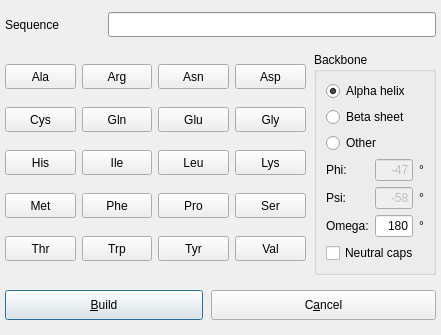
Qt form source/VIEW/DIALOGS/peptideDialog.ui (BALL-Project/ball) before a commit.
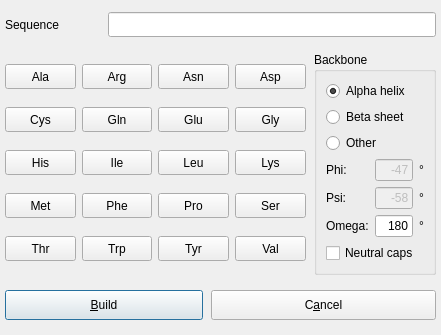
The same form after that commit.

Commit message: feat(999.42/02): strip <palette> blocks from 7 dialogs (Handover §1.1)

```diff
--- a/source/VIEW/DIALOGS/peptideDialog.ui
+++ b/source/VIEW/DIALOGS/peptideDialog.ui
@@ -556,475 +556,6 @@
        <height>25</height>
       </size>
      </property>
-     <property name="palette">
-      <palette>
-       <active>
-        <colorrole role="WindowText">
-         <brush brushstyle="SolidPattern">
-          <color alpha="255">
-           <red>0</red>
-           <green>0</green>
-           <blue>0</blue>
-          </color>
-         </brush>
-        </colorrole>
-        <colorrole role="Button">
-         <brush brushstyle="SolidPattern">
-          <color alpha="255">
-           <red>220</red>
-           <green>220</green>
-           <blue>220</blue>
-          </color>
-         </brush>
-        </colorrole>
-        <colorrole role="Light">
-         <brush brushstyle="SolidPattern">
-          <color alpha="255">
-           <red>255</red>
-           <green>255</green>
-           <blue>255</blue>
-          </color>
-         </brush>
-        </colorrole>
-        <colorrole role="Midlight">
-         <brush brushstyle="SolidPattern">
-          <color alpha="255">
-           <red>237</red>
-           <green>237</green>
-           <blue>237</blue>
-          </color>
-         </brush>
-        </colorrole>
-        <colorrole role="Dark">
-         <brush brushstyle="SolidPattern">
-          <color alpha="255">
-           <red>110</red>
-           <green>110</green>
-           <blue>110</blue>
-          </color>
-         </brush>
-        </colorrole>
-        <colorrole role="Mid">
-         <brush brushstyle="SolidPattern">
-          <color alpha="255">
-           <red>146</red>
-           <green>146</green>
-           <blue>146</blue>
-          </color>
-         </brush>
-        </colorrole>
-        <colorrole role="Text">
-         <brush brushstyle="SolidPattern">
-          <color alpha="255">
-           <red>0</red>
-           <green>0</green>
-           <blue>0</blue>
-          </color>
-         </brush>
-        </colorrole>
-        <colorrole role="BrightText">
-         <brush brushstyle="SolidPattern">
-          <color alpha="255">
-           <red>255</red>
-           <green>255</green>
-           <blue>255</blue>
-          </color>
-         </brush>
-        </colorrole>
-        <colorrole role="ButtonText">
-         <brush brushstyle="SolidPattern">
-          <color alpha="255">
-           <red>0</red>
-           <green>0</green>
-           <blue>0</blue>
-          </color>
-         </brush>
-        </colorrole>
-        <colorrole role="Base">
-         <brush brushstyle="SolidPattern">
-          <color alpha="255">
-           <red>255</red>
-           <green>255</green>
-           <blue>255</blue>
-          </color>
-         </brush>
-        </colorrole>
-        <colorrole role="Window">
-         <brush brushstyle="SolidPattern">
-          <color alpha="255">
-           <red>203</red>
-           <green>203</green>
-           <blue>203</blue>
-          </color>
-         </brush>
-        </colorrole>
-        <colorrole role="Shadow">
-         <brush brushstyle="SolidPattern">
-          <color alpha="255">
-           <red>0</red>
-           <green>0</green>
-           <blue>0</blue>
-          </color>
-         </brush>
-        </colorrole>
-        <colorrole role="Highlight">
-         <brush brushstyle="SolidPattern">
-          <color alpha="255">
-           <red>0</red>
-           <green>0</green>
-           <blue>128</blue>
-          </color>
-         </brush>
-        </colorrole>
-        <colorrole role="HighlightedText">
-         <brush brushstyle="SolidPattern">
-          <color alpha="255">
-           <red>255</red>
-           <green>255</green>
-           <blue>255</blue>
-          </color>
-         </brush>
-        </colorrole>
-        <colorrole role="Link">
-         <brush brushstyle="SolidPattern">
-          <color alpha="255">
-           <red>0</red>
-           <green>0</green>
-           <blue>0</blue>
-          </color>
-         </brush>
-        </colorrole>
-        <colorrole role="LinkVisited">
-         <brush brushstyle="SolidPattern">
-          <color alpha="255">
-           <red>0</red>
-           <green>0</green>
-           <blue>0</blue>
-          </color>
-         </brush>
-        </colorrole>
-        <colorrole role="AlternateBase">
-         <brush brushstyle="SolidPattern">
-          <color alpha="255">
-           <red>232</red>
-           <green>232</green>
-           <blue>232</blue>
-          </color>
-         </brush>
-        </colorrole>
-       </active>
-       <inactive>
-        <colorrole role="WindowText">
-         <brush brushstyle="SolidPattern">
-          <color alpha="255">
-           <red>0</red>
-           <green>0</green>
-           <blue>0</blue>
-          </color>
-         </brush>
-        </colorrole>
-        <colorrole role="Button">
-         <brush brushstyle="SolidPattern">
-          <color alpha="255">
-           <red>220</red>
-           <green>220</green>
-           <blue>220</blue>
-          </color>
-         </brush>
-        </colorrole>
-        <colorrole role="Light">
-         <brush brushstyle="SolidPattern">
-          <color alpha="255">
-           <red>255</red>
-           <green>255</green>
-           <blue>255</blue>
-          </color>
-         </brush>
-        </colorrole>
-        <colorrole role="Midlight">
-         <brush brushstyle="SolidPattern">
-          <color alpha="255">
-           <red>253</red>
-           <green>253</green>
-           <blue>253</blue>
-          </color>
-         </brush>
-        </colorrole>
-        <colorrole role="Dark">
-         <brush brushstyle="SolidPattern">
-          <color alpha="255">
-           <red>110</red>
-           <green>110</green>
-           <blue>110</blue>
-          </color>
-         </brush>
-        </colorrole>
-        <colorrole role="Mid">
-         <brush brushstyle="SolidPattern">
-          <color alpha="255">
-           <red>146</red>
-           <green>146</green>
-           <blue>146</blue>
-          </color>
-         </brush>
-        </colorrole>
-        <colorrole role="Text">
-         <brush brushstyle="SolidPattern">
-          <color alpha="255">
-           <red>0</red>
-           <green>0</green>
-           <blue>0</blue>
-          </color>
-         </brush>
-        </colorrole>
-        <colorrole role="BrightText">
-         <brush brushstyle="SolidPattern">
-          <color alpha="255">
-           <red>255</red>
-           <green>255</green>
-           <blue>255</blue>
-          </color>
-         </brush>
-        </colorrole>
-        <colorrole role="ButtonText">
-         <brush brushstyle="SolidPattern">
-          <color alpha="255">
-           <red>0</red>
-           <green>0</green>
-           <blue>0</blue>
-          </color>
-         </brush>
-        </colorrole>
-        <colorrole role="Base">
-         <brush brushstyle="SolidPattern">
-          <color alpha="255">
-           <red>255</red>
-           <green>255</green>
-           <blue>255</blue>
-          </color>
-         </brush>
-        </colorrole>
-        <colorrole role="Window">
-         <brush brushstyle="SolidPattern">
-          <color alpha="255">
-           <red>203</red>
-           <green>203</green>
-           <blue>203</blue>
-          </color>
-         </brush>
-        </colorrole>
-        <colorrole role="Shadow">
-         <brush brushstyle="SolidPattern">
-          <color alpha="255">
-           <red>0</red>
-           <green>0</green>
-           <blue>0</blue>
-          </color>
-         </brush>
-        </colorrole>
-        <colorrole role="Highlight">
-         <brush brushstyle="SolidPattern">
-          <color alpha="255">
-           <red>0</red>
-           <green>0</green>
-           <blue>128</blue>
-          </color>
-         </brush>
-        </colorrole>
-        <colorrole role="HighlightedText">
-         <brush brushstyle="SolidPattern">
-          <color alpha="255">
-           <red>255</red>
-           <green>255</green>
-           <blue>255</blue>
-          </color>
-         </brush>
-        </colorrole>
-        <colorrole role="Link">
-         <brush brushstyle="SolidPattern">
-          <color alpha="255">
-           <red>0</red>
-           <green>0</green>
-           <blue>255</blue>
-          </color>
-         </brush>
-        </colorrole>
-        <colorrole role="LinkVisited">
-         <brush brushstyle="SolidPattern">
-          <color alpha="255">
-           <red>255</red>
-           <green>0</green>
-           <blue>255</blue>
-          </color>
-         </brush>
-        </colorrole>
-        <colorrole role="AlternateBase">
-         <brush brushstyle="SolidPattern">
-          <color alpha="255">
-           <red>232</red>
-           <green>232</green>
-           <blue>232</blue>
-          </color>
-         </brush>
-        </colorrole>
-       </inactive>
-       <disabled>
-        <colorrole role="WindowText">
-         <brush brushstyle="SolidPattern">
-          <color alpha="255">
-           <red>128</red>
-           <green>128</green>
-           <blue>128</blue>
-          </color>
-         </brush>
-        </colorrole>
-        <colorrole role="Button">
-         <brush brushstyle="SolidPattern">
-          <color alpha="255">
-           <red>220</red>
-           <green>220</green>
-           <blue>220</blue>
-          </color>
-         </brush>
-        </colorrole>
-        <colorrole role="Light">
-         <brush brushstyle="SolidPattern">
-          <color alpha="255">
-           <red>255</red>
-           <green>255</green>
-           <blue>255</blue>
-          </color>
-         </brush>
-        </colorrole>
-        <colorrole role="Midlight">
-         <brush brushstyle="SolidPattern">
-          <color alpha="255">
-           <red>253</red>
-           <green>253</green>
-           <blue>253</blue>
-          </color>
-         </brush>
-        </colorrole>
-        <colorrole role="Dark">
-         <brush brushstyle="SolidPattern">
-          <color alpha="255">
-           <red>110</red>
-           <green>110</green>
-           <blue>110</blue>
-          </color>
-         </brush>
-        </colorrole>
-        <colorrole role="Mid">
-         <brush brushstyle="SolidPattern">
-          <color alpha="255">
-           <red>146</red>
-           <green>146</green>
-           <blue>146</blue>
-          </color>
-         </brush>
-        </colorrole>
-        <colorrole role="Text">
-         <brush brushstyle="SolidPattern">
-          <color alpha="255">
-           <red>128</red>
-           <green>128</green>
-           <blue>128</blue>
-          </color>
-         </brush>
-        </colorrole>
-        <colorrole role="BrightText">
-         <brush brushstyle="SolidPattern">
-          <color alpha="255">
-           <red>255</red>
-           <green>255</green>
-           <blue>255</blue>
-          </color>
-         </brush>
-        </colorrole>
-        <colorrole role="ButtonText">
-         <brush brushstyle="SolidPattern">
-          <color alpha="255">
-           <red>128</red>
-           <green>128</green>
-           <blue>128</blue>
-          </color>
-         </brush>
-        </colorrole>
-        <colorrole role="Base">
-         <brush brushstyle="SolidPattern">
-          <color alpha="255">
-           <red>255</red>
-           <green>255</green>
-           <blue>255</blue>
-          </color>
-         </brush>
-        </colorrole>
-        <colorrole role="Window">
-         <brush brushstyle="SolidPattern">
-          <color alpha="255">
-           <red>203</red>
-           <green>203</green>
-           <blue>203</blue>
-          </color>
-         </brush>
-        </colorrole>
-        <colorrole role="Shadow">
-         <brush brushstyle="SolidPattern">
-          <color alpha="255">
-           <red>0</red>
-           <green>0</green>
-           <blue>0</blue>
-          </color>
-         </brush>
-        </colorrole>
-        <colorrole role="Highlight">
-         <brush brushstyle="SolidPattern">
-          <color alpha="255">
-           <red>0</red>
-           <green>0</green>
-           <blue>128</blue>
-          </color>
-         </brush>
-        </colorrole>
-        <colorrole role="HighlightedText">
-         <brush brushstyle="SolidPattern">
-          <color alpha="255">
-           <red>255</red>
-           <green>255</green>
-           <blue>255</blue>
-          </color>
-         </brush>
-        </colorrole>
-        <colorrole role="Link">
-         <brush brushstyle="SolidPattern">
-          <color alpha="255">
-           <red>0</red>
-           <green>0</green>
-           <blue>255</blue>
-          </color>
-         </brush>
-        </colorrole>
-        <colorrole role="LinkVisited">
-         <brush brushstyle="SolidPattern">
-          <color alpha="255">
-           <red>255</red>
-           <green>0</green>
-           <blue>255</blue>
-          </color>
-         </brush>
-        </colorrole>
-        <colorrole role="AlternateBase">
-         <brush brushstyle="SolidPattern">
-          <color alpha="255">
-           <red>232</red>
-           <green>232</green>
-           <blue>232</blue>
-          </color>
-         </brush>
-        </colorrole>
-       </disabled>
-      </palette>
-     </property>
      <property name="toolTip">
       <string>Enter amino acids</string>
      </property>
```
The commit also changes 7 other files.
